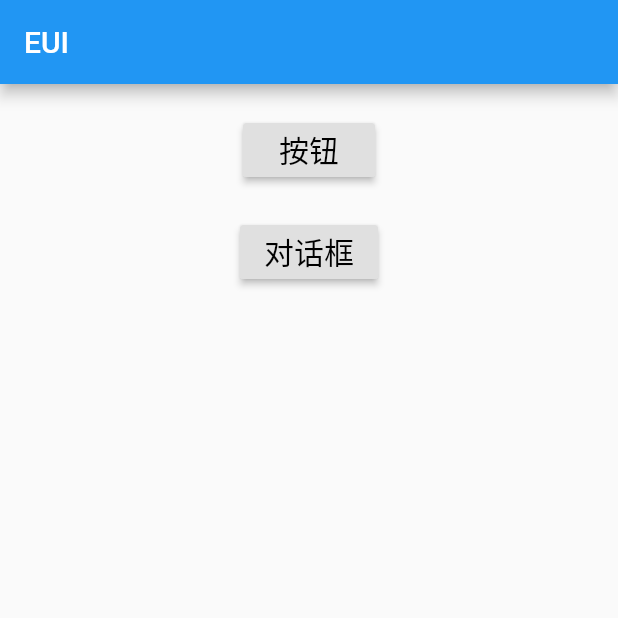
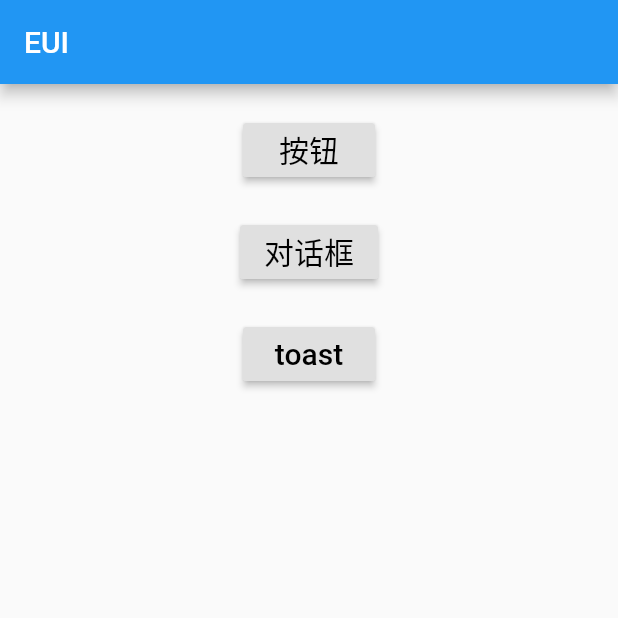
Before and after one commit to shaomaicheng/euitter, a Flutter app: the screen it shows after launch, on a phone screen of 412 x 824 dp, the top half of it. Run offline on Flutter 3.47's test engine with Material 2 defaults, Android fonts, the phone set to English and light mode, and no system bars.

Commit message:
添加toast的展示页面

```diff
--- a/lib/main.dart
+++ b/lib/main.dart
@@ -11,6 +11,7 @@ class EUIAPP extends StatelessWidget {
       routes: {
         '/button': (context) => ButtonWidget(),
         '/dialog': (context) => DialogWidget(),
+        '/toast': (context) => ToastWidget(),
       },
       theme: ThemeData(
         primarySwatch: Colors.blue,
@@ -48,6 +49,7 @@ class EUIWidget extends StatelessWidget {
   var routerData = [
     ERouter('/button', '按钮'),
     ERouter('/dialog', '对话框'),
+    ERouter('/toast', 'toast'),
   ];
 
   @override
--- /dev/null
+++ b/lib/toast.dart
@@ -0,0 +1 @@
+import 'package:flutter/material.dart';
```
Also changed, not shown: lib/page.dart (+20 -0 lines).
